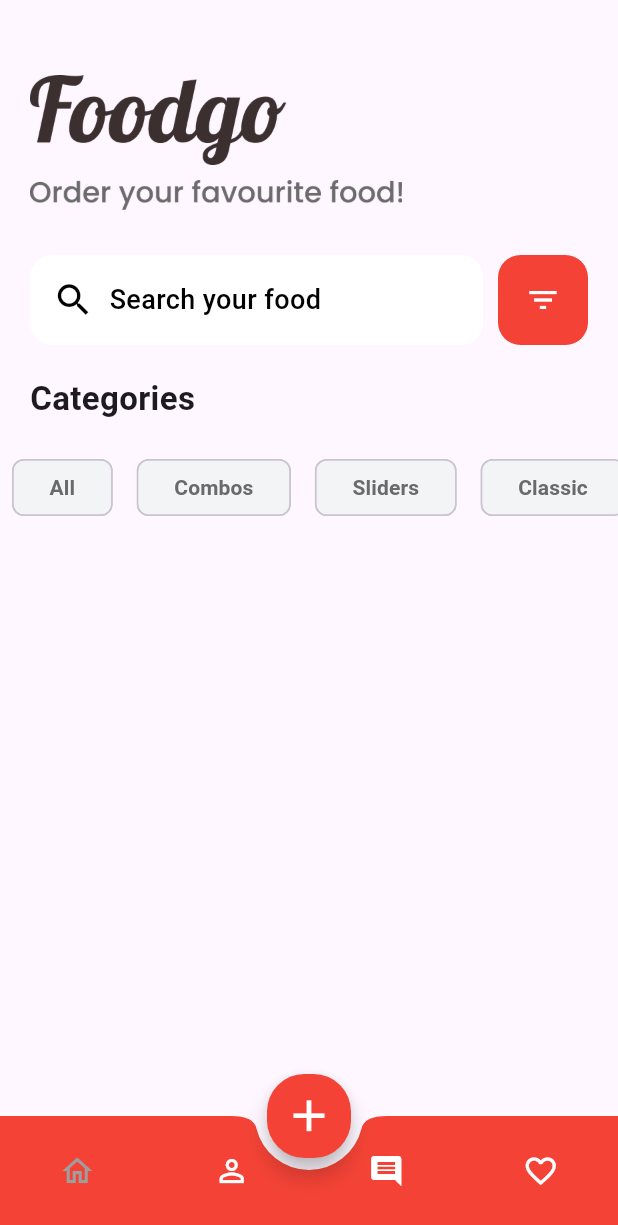
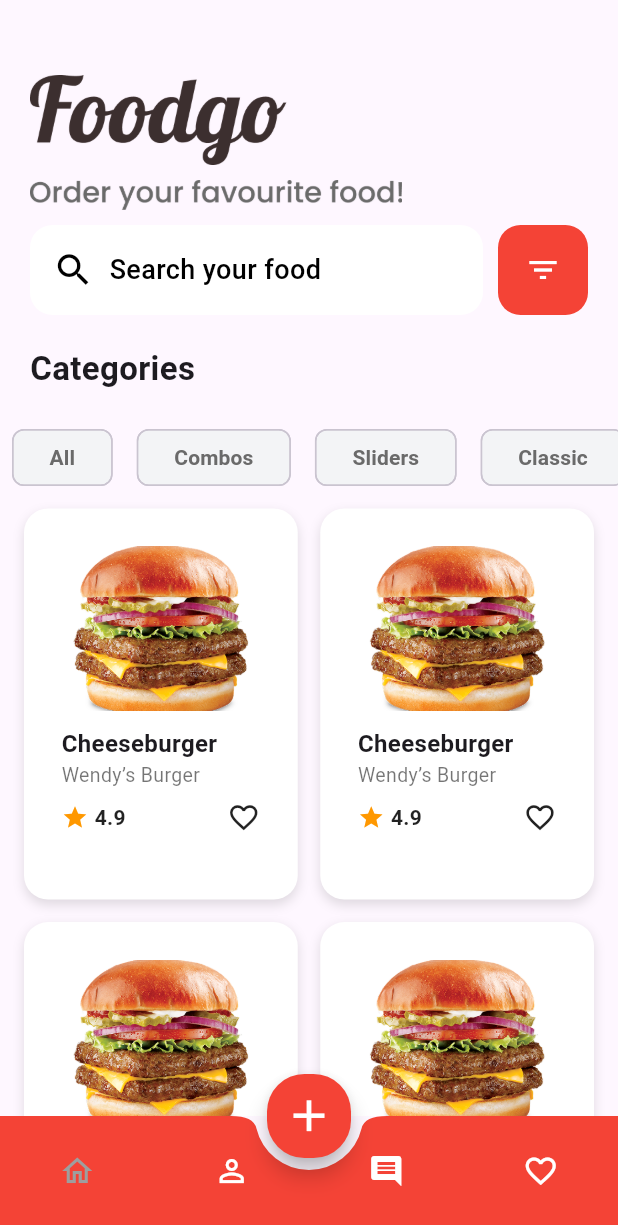
Before and after one commit to ManarRabi3/FoodGo, a Flutter app: the screen it shows after launch, on a phone screen of 412 x 824 dp. Shown: the top 1225 px of the screen. Run offline on Flutter 3.47's test engine with Material 3 defaults, Android fonts, the phone set to English and light mode, and no system bars.

Commit message:
product_card.dart

```diff
--- a/lib/tabs/home.dart
+++ b/lib/tabs/home.dart
@@ -15,12 +15,28 @@ class HomeTab extends StatelessWidget {
       children: [
         const HomeTitleSection(),
 
-        SizedBox(height: 20),
+       // SizedBox(height: 20),
 
         const SearchSection(),
 
        const CategoriesSection(),
-        const ProductCard(),
+
+        Expanded(
+          child: GridView.builder(
+            padding: EdgeInsets.symmetric(horizontal: 16, vertical: 10),
+            gridDelegate: SliverGridDelegateWithFixedCrossAxisCount(
+              crossAxisCount: 2,
+              crossAxisSpacing: 15,
+              mainAxisSpacing: 15,
+              childAspectRatio: 0.70,
+            ),
+            itemCount: 10,
+            itemBuilder: (context, index) {
+              return ProductCard();
+            },
+          ),
+        )
+
       ],
     );
   }
--- a/lib/widgets/product_card.dart
+++ b/lib/widgets/product_card.dart
@@ -5,16 +5,82 @@ class ProductCard extends StatelessWidget {
 
   @override
   Widget build(BuildContext context) {
-    return  Column(
-      crossAxisAlignment: CrossAxisAlignment.start,
-      children: [
+    return Container(
+      padding: EdgeInsets.all(25),
+      decoration: BoxDecoration(
+        color: Colors.white,
+        borderRadius: BorderRadius.circular(16),
+        boxShadow: [
+          BoxShadow(
+            color: Colors.black12,
+            blurRadius: 6,
+            offset: Offset(0, 3),
+          ),
+        ],
+      ),
+      child: Column(
+        crossAxisAlignment: CrossAxisAlignment.start,
+        children: [
 
 
-      ],
+          ClipRRect(
+            borderRadius: BorderRadius.circular(16),
+            child: Image.asset(
+              "assets/images/items/image6.png",
+              height: 110,
+              width: double.infinity,
+              fit: BoxFit.cover,
+            ),
+          ),
 
+          SizedBox(height: 10),
 
+          Text(
+            "Cheeseburger",
+            style: TextStyle(
+              fontWeight: FontWeight.bold,
+              fontSize: 16,
+            ),
+          ),
 
+          Text(
+            "Wendy’s Burger",
+            style: TextStyle(
+              fontSize: 13,
+              color: Colors.black54,
+            ),
+          ),
 
+          SizedBox(height: 8),
+
+          Row(
+            mainAxisAlignment: MainAxisAlignment.spaceBetween,
+            children: [
+
+              // ⭐ + الرقم
+              Row(
+                children: [
+                  Icon(Icons.star, color: Colors.orange, size: 18),
+                  SizedBox(width: 4),
+                  Text(
+                    "4.9",
+                    style: TextStyle(
+                      fontSize: 14,
+                      fontWeight: FontWeight.w600,
+                      color: Colors.black87,
+                    ),
+                  ),
+                ],
+              ),
+              Icon(
+                Icons.favorite_border,
+                size: 22,
+                color: Colors.black87,
+              ),
+            ],
+          ),
+        ],
+      ),
     );
   }
 }
--- a/pubspec.yaml
+++ b/pubspec.yaml
@@ -63,6 +63,8 @@ flutter:
     - assets/images/burger_one.png
     - assets/images/Food_black.png
     - assets/images/Order your favourite food!.png
+    - assets/images/items/
+
 
 
   # An image asset can refer to one or more resolution-specific "variants", see
```
Also changed, not shown: assets/images/items/image3.png (added), assets/images/items/image4.png (added), assets/images/items/image5.png (added), assets/images/items/image6.png (added).
